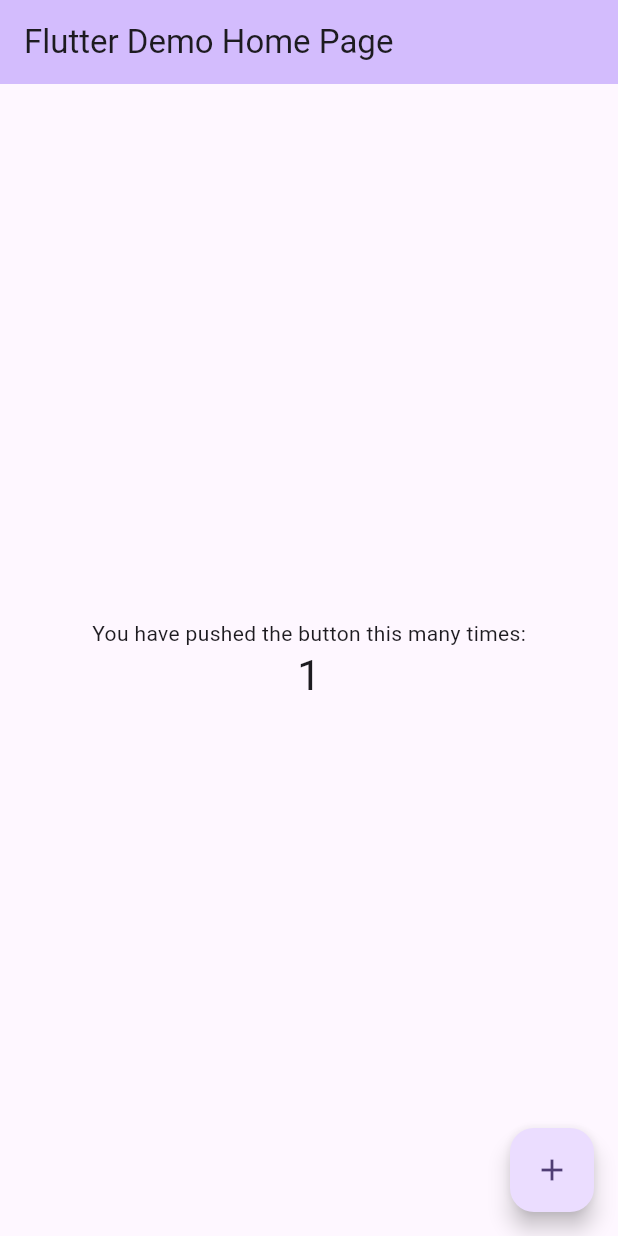
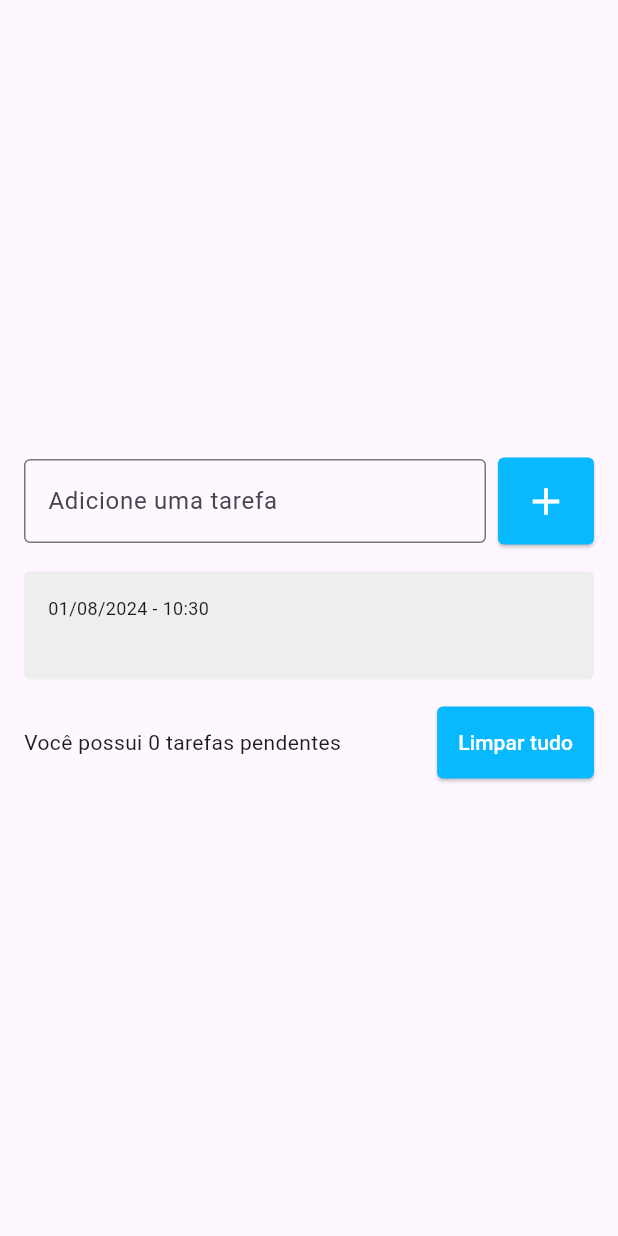
Before and after one commit to JAOGobi/todo-list-flutter, a Flutter app: the screen it shows after launch, after a tap on the "add" icon, on a phone screen of 412 x 824 dp. Run offline on Flutter 3.47's test engine with Material 3 defaults, Android fonts, the phone set to English and light mode, and no system bars; drawn by our look-alikes of flutter_slidable.

Commit message:
feat: page, list item e classe

```diff
--- a/analysis_options.yaml
+++ b/analysis_options.yaml
@@ -21,6 +21,7 @@ linter:
   # `// ignore_for_file: name_of_lint` syntax on the line or in the file
   # producing the lint.
   rules:
+    prefer_const_constructors: false
     # avoid_print: false  # Uncomment to disable the `avoid_print` rule
     # prefer_single_quotes: true  # Uncomment to enable the `prefer_single_quotes` rule
 
--- a/lib/main.dart
+++ b/lib/main.dart
@@ -1,4 +1,5 @@
 import 'package:flutter/material.dart';
+import 'package:todo_list/pages/todo_list_page.dart';
 
 void main() {
   runApp(const MyApp());
@@ -7,119 +8,11 @@ void main() {
 class MyApp extends StatelessWidget {
   const MyApp({super.key});
 
-  // This widget is the root of your application.
   @override
   Widget build(BuildContext context) {
     return MaterialApp(
-      title: 'Flutter Demo',
-      theme: ThemeData(
-        // This is the theme of your application.
-        //
-        // TRY THIS: Try running your application with "flutter run". You'll see
-        // the application has a purple toolbar. Then, without quitting the app,
-        // try changing the seedColor in the colorScheme below to Colors.green
-        // and then invoke "hot reload" (save your changes or press the "hot
-        // reload" button in a Flutter-supported IDE, or press "r" if you used
-        // the command line to start the app).
-        //
-        // Notice that the counter didn't reset back to zero; the application
-        // state is not lost during the reload. To reset the state, use hot
-        // restart instead.
-        //
-        // This works for code too, not just values: Most code changes can be
-        // tested with just a hot reload.
-        colorScheme: ColorScheme.fromSeed(seedColor: Colors.deepPurple),
-        useMaterial3: true,
-      ),
-      home: const MyHomePage(title: 'Flutter Demo Home Page'),
+      debugShowCheckedModeBanner: false,
+      home: TodoListPage(),
     );
   }
 }
-
-class MyHomePage extends StatefulWidget {
-  const MyHomePage({super.key, required this.title});
-
-  // This widget is the home page of your application. It is stateful, meaning
-  // that it has a State object (defined below) that contains fields that affect
-  // how it looks.
-
-  // This class is the configuration for the state. It holds the values (in this
-  // case the title) provided by the parent (in this case the App widget) and
-  // used by the build method of the State. Fields in a Widget subclass are
-  // always marked "final".
-
-  final String title;
-
-  @override
-  State<MyHomePage> createState() => _MyHomePageState();
-}
-
-class _MyHomePageState extends State<MyHomePage> {
-  int _counter = 0;
-
-  void _incrementCounter() {
-    setState(() {
-      // This call to setState tells the Flutter framework that something has
-      // changed in this State, which causes it to rerun the build method below
-      // so that the display can reflect the updated values. If we changed
-      // _counter without calling setState(), then the build method would not be
-      // called again, and so nothing would appear to happen.
-      _counter++;
-    });
-  }
-
-  @override
-  Widget build(BuildContext context) {
-    // This method is rerun every time setState is called, for instance as done
-    // by the _incrementCounter method above.
-    //
-    // The Flutter framework has been optimized to make rerunning build methods
-    // fast, so that you can just rebuild anything that needs updating rather
-    // than having to individually change instances of widgets.
-    return Scaffold(
-      appBar: AppBar(
-        // TRY THIS: Try changing the color here to a specific color (to
-        // Colors.amber, perhaps?) and trigger a hot reload to see the AppBar
-        // change color while the other colors stay the same.
-        backgroundColor: Theme.of(context).colorScheme.inversePrimary,
-        // Here we take the value from the MyHomePage object that was created by
-        // the App.build method, and use it to set our appbar title.
-        title: Text(widget.title),
-      ),
-      body: Center(
-        // Center is a layout widget. It takes a single child and positions it
-        // in the middle of the parent.
-        child: Column(
-          // Column is also a layout widget. It takes a list of children and
-          // arranges them vertically. By default, it sizes itself to fit its
-          // children horizontally, and tries to be as tall as its parent.
-          //
-          // Column has various properties to control how it sizes itself and
-          // how it positions its children. Here we use mainAxisAlignment to
-          // center the children vertically; the main axis here is the vertical
-          // axis because Columns are vertical (the cross axis would be
-          // horizontal).
-          //
-          // TRY THIS: Invoke "debug painting" (choose the "Toggle Debug Paint"
-          // action in the IDE, or press "p" in the console), to see the
-          // wireframe for each widget.
-          mainAxisAlignment: MainAxisAlignment.center,
-          children: <Widget>[
-            const Text(
-              'You have pushed the button this many times:',
-            ),
-            Text(
-              '$_counter',
-              style: Theme.of(context).textTheme.headlineMedium,
-            ),
-          ],
-        ),
-      ),
-      floatingActionButton: FloatingActionButton(
-        onPressed: _incrementCounter,
-        tooltip: 'Increment',
-        child: const Icon(Icons.add),
-      ), // This trailing comma makes auto-formatting nicer for build methods.
-    );
-  }
-}
--- /dev/null
+++ b/lib/models/todo.dart
@@ -0,0 +1,5 @@
+class Todo {
+  Todo({required this.title, required this.dateTime});
+  String title;
+  DateTime dateTime;
+}
--- /dev/null
+++ b/lib/pages/todo_list_page.dart
@@ -0,0 +1,105 @@
+import 'package:flutter/material.dart';
+import 'package:todo_list/models/todo.dart';
+import 'package:todo_list/widgets/todo_list_item.dart';
+
+class TodoListPage extends StatefulWidget {
+  TodoListPage({super.key});
+
+  @override
+  State<TodoListPage> createState() => _TodoListPageState();
+}
+
+class _TodoListPageState extends State<TodoListPage> {
+  final TextEditingController todoController = TextEditingController();
+
+  List<Todo> todos = [];
+
+  @override
+  Widget build(BuildContext context) {
+    return SafeArea(
+      child: Scaffold(
+        body: Center(
+          child: Padding(
+            padding: const EdgeInsets.all(16),
+            child: Column(
+              mainAxisSize: MainAxisSize.min,
+              children: [
+                Row(
+                  children: [
+                    Expanded(
+                      child: TextField(
+                        controller: todoController,
+                        decoration: InputDecoration(
+                          border: OutlineInputBorder(),
+                          labelText: 'Adicione uma tarefa',
+                          hintText: 'Ex. Estudar Flutter',
+                        ),
+                      ),
+                    ),
+                    SizedBox(width: 8),
+                    ElevatedButton(
+                      onPressed: () {
+                        String text = todoController.text;
+                        setState(() {
+                          Todo newTodo =
+                              Todo(title: text, dateTime: DateTime.now());
+                          todos.add(newTodo);
+                        });
+                        todoController.clear();
+                      },
+                      style: ElevatedButton.styleFrom(
+                        backgroundColor: Color.fromARGB(255, 8, 185, 255),
+                        foregroundColor: Colors.white,
+                        padding: EdgeInsets.all(14),
+                        shape: RoundedRectangleBorder(
+                          borderRadius: BorderRadius.circular(
+                              4), // Defina o valor de acordo com sua necessidade
+                        ),
+                      ),
+                      child: Icon(
+                        Icons.add,
+                        size: 30,
+                      ),
+                    )
+                  ],
+                ),
+                SizedBox(height: 16),
+                Flexible(
+                  child: ListView(
+                    shrinkWrap: true,
+                    children: [
+                      for (Todo todo in todos) TodoListItem(todo: todo),
+                    ],
+                  ),
+                ),
+                SizedBox(height: 16),
+                Row(
+                  children: [
+                    Expanded(
+                      child: Text(
+                        'Você possui 0 tarefas pendentes',
+                      ),
+                    ),
+                    ElevatedButton(
+                      onPressed: () {},
+                      child: Text('Limpar tudo'),
+                      style: ElevatedButton.styleFrom(
+                        backgroundColor: Color.fromARGB(255, 8, 185, 255),
+                        foregroundColor: Colors.white,
+                        padding: EdgeInsets.all(14),
+                        shape: RoundedRectangleBorder(
+                          borderRadius: BorderRadius.circular(
+                              4), // Defina o valor de acordo com sua necessidade
+                        ),
+                      ),
+                    )
+                  ],
+                )
+              ],
+            ),
+          ),
+        ),
+      ),
+    );
+  }
+}
--- /dev/null
+++ b/lib/widgets/todo_list_item.dart
@@ -0,0 +1,62 @@
+import 'package:flutter/material.dart';
+import 'package:flutter_slidable/flutter_slidable.dart';
+import 'package:intl/intl.dart';
+import 'package:todo_list/models/todo.dart';
+
+class TodoListItem extends StatelessWidget {
+  const TodoListItem({super.key, required this.todo});
+
+  final Todo todo;
+
+  @override
+  Widget build(BuildContext context) {
+    return Padding(
+      padding: const EdgeInsets.symmetric(vertical: 2),
+      child: Slidable(
+        child: Container(
+          decoration: BoxDecoration(
+            borderRadius: BorderRadius.circular(4),
+            color: Colors.grey[200],
+          ),
+          padding: const EdgeInsets.all(16),
+          child: Column(
+            crossAxisAlignment: CrossAxisAlignment.stretch,
+            children: [
+              Text(
+                DateFormat('dd/MM/yyyy - HH:mm').format(todo.dateTime),
+                style: TextStyle(
+                  fontSize: 12,
+                ),
+              ),
+              Text(
+                todo.title,
+                style: TextStyle(
+                  fontSize: 16,
+                  fontWeight: FontWeight.w600,
+                ),
+              ),
+            ],
+          ),
+        ),
+        endActionPane: ActionPane(
+          motion: const DrawerMotion(),
+          extentRatio: 0.60,
+          children: [
+            SlidableAction(
+              backgroundColor: Colors.red,
+              icon: Icons.delete,
+              onPressed: (context) {},
+              label: 'deletar',
+            ),
+            SlidableAction(
+              backgroundColor: Colors.blue,
+              icon: Icons.edit,
+              onPressed: (context) {},
+              label: 'editar',
+            ),
+          ],
+        ),
+      ),
+    );
+  }
+}
--- a/pubspec.yaml
+++ b/pubspec.yaml
@@ -35,6 +35,8 @@ dependencies:
   # The following adds the Cupertino Icons font to your application.
   # Use with the CupertinoIcons class for iOS style icons.
   cupertino_icons: ^1.0.6
+  intl:
+  flutter_slidable: ^3.1.1
 
 dev_dependencies:
   flutter_test:
```
Also changed, not shown: pubspec.lock.
